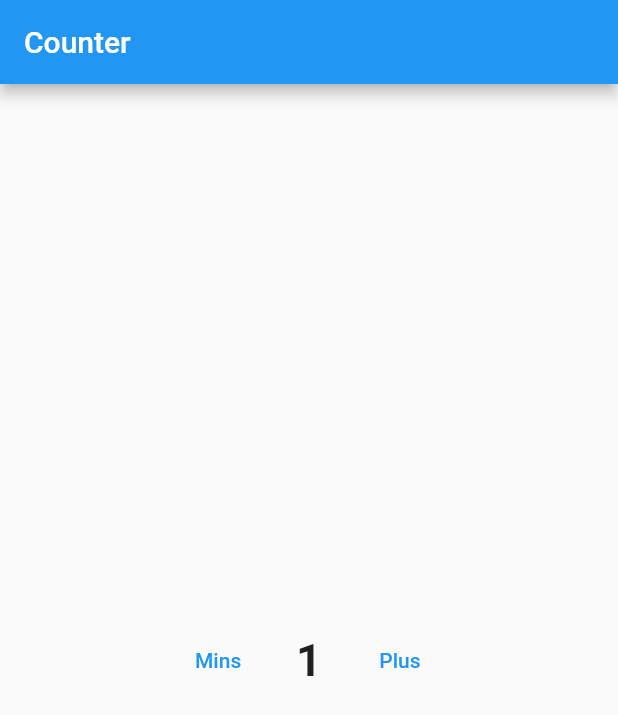
After one commit to Ahmed224-art/udemy_flutter, a Flutter app: the screen it shows after launch, on a phone screen of 412 x 824 dp. The commit adds this screen. Shown: the top 715 px of the screen. Run offline on Flutter 3.47's test engine with Material 2 defaults, Android fonts, the phone set to English and light mode, and no system bars.

Commit message:
counter statefull

```diff
--- /dev/null
+++ b/lib/counter_Screen.dart
@@ -0,0 +1,50 @@
+import 'package:flutter/material.dart';
+
+class Counterscreen extends StatefulWidget {
+  @override
+  State<Counterscreen> createState() => _CounterscreenState();
+}
+class _CounterscreenState extends State<Counterscreen> {
+  int counter=1;
+
+  @override
+  void initState() {
+    super.initState();
+  }
+  Widget build(BuildContext context) {
+    return Scaffold(
+      appBar: AppBar(
+        title: Text('Counter'),
+      ),
+      body: Center(
+        child: Row(
+          mainAxisAlignment: MainAxisAlignment.center,
+          children: [
+            TextButton(onPressed: () {
+              setState(() {
+                counter--;
+                print(counter);
+              });
+
+            }, child: Text('Mins'),),
+            Padding(
+              padding: const EdgeInsets.symmetric(horizontal: 20.0),
+              child: Text('${counter}',
+              style: TextStyle(
+                fontSize: 30.0,
+                fontWeight: FontWeight.bold,
+              ),
+              ),
+            ),
+            TextButton(onPressed: () {
+                setState(() {
+                  counter++;
+                  print(counter);
+                });
+            }, child: Text('Plus'),),
+          ],
+        ),
+      ),
+    );
+  }
+}
--- a/lib/main.dart
+++ b/lib/main.dart
@@ -1,4 +1,5 @@
 import 'package:flutter/material.dart';
+import 'package:udemy_flutter/counter_Screen.dart';
 import 'package:udemy_flutter/messenger_screen.dart';
 import 'package:udemy_flutter/user_Screen.dart';
 
@@ -11,7 +12,7 @@ class Myapp extends StatelessWidget
   Widget build(BuildContext context) {
   return MaterialApp(
     debugShowCheckedModeBanner: false,
-    home: UsersScreen(),
+    home: Counterscreen(),
   );
   }
 
```
